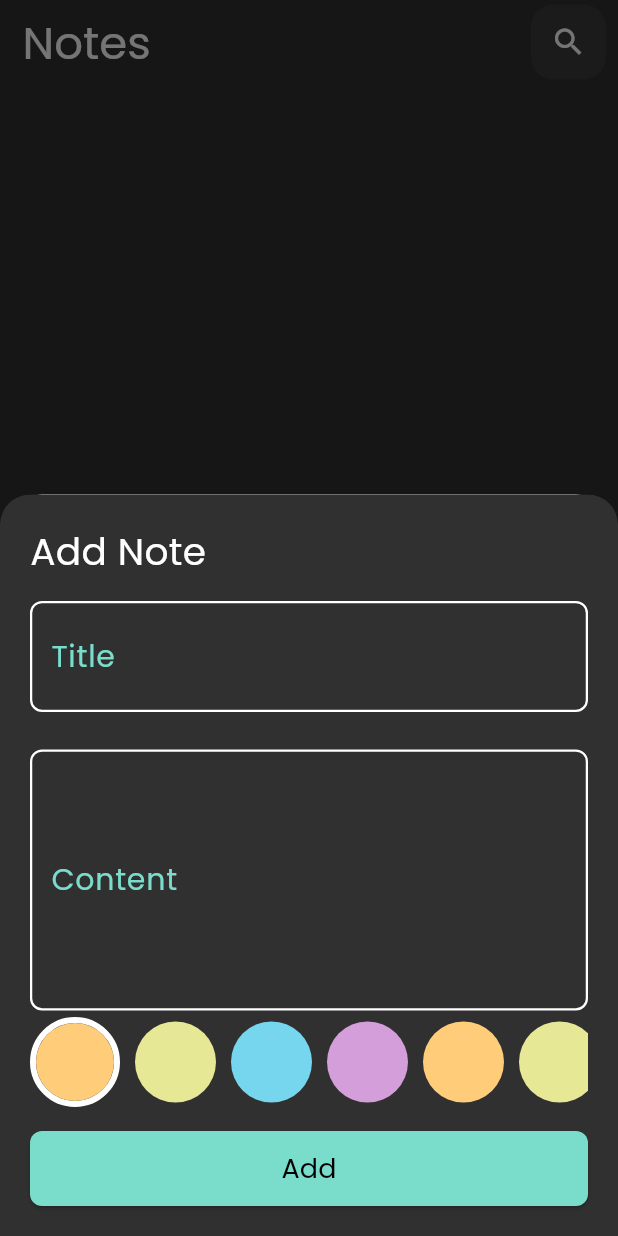
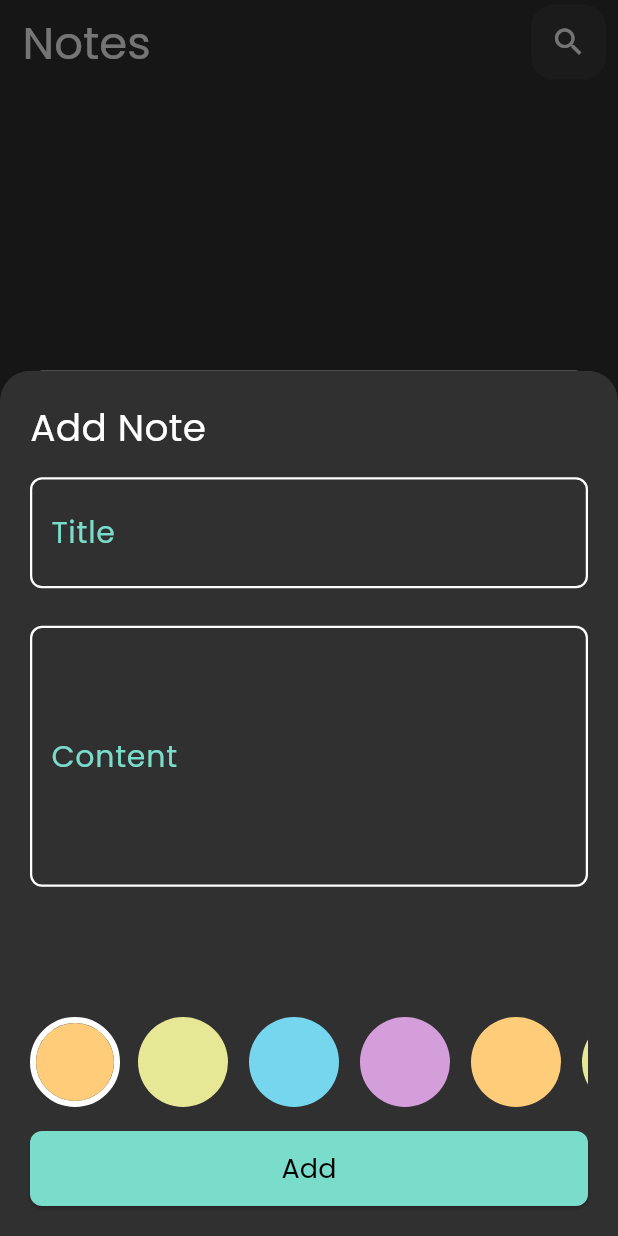
Before and after one commit to Hazem2911/notes_app, a Flutter app: the screen it shows after launch, after a tap on the "add" icon, on a phone screen of 412 x 824 dp. Run offline on Flutter 3.47's test engine with Material 3 defaults, Android fonts, the phone set to English and light mode, and no system bars; drawn by our look-alikes of modal_progress_hud_nsn; our stand-ins replace bloc, flutter_bloc, hive, hive_flutter; accounts and stored records are empty.

Commit message:
Added screenshots - finished the App

```diff
--- a/lib/Widgets/Modal.dart
+++ b/lib/Widgets/Modal.dart
@@ -32,9 +32,9 @@ class _DraggableScrollableModalSheetState
       ],
       child: DraggableScrollableSheet(
         expand: false,
-        initialChildSize: 0.6,
+        initialChildSize: 0.7,
         maxChildSize: 0.8,
-        minChildSize: 0.6,
+        minChildSize: 0.5,
         builder: (context, scrollController) {
           return BlocConsumer<AddNoteCubit, AddNoteStates>(
             listener: (context, state) {
--- a/lib/Widgets/colors_listView.dart
+++ b/lib/Widgets/colors_listView.dart
@@ -1,4 +1,6 @@
 import 'package:flutter/material.dart';
+import 'package:flutter_bloc/flutter_bloc.dart';
+import 'package:notes_app/cubits/add_note_cubit/add_note_cubit.dart';
 
 class ColorItem extends StatelessWidget {
   const ColorItem({super.key, required this.isActive, required this.color});
@@ -16,12 +18,12 @@ class ColorItem extends StatelessWidget {
               shape: BoxShape.circle,
               border: Border.all(color: Colors.white, width: 4),
             ),
-            child: CircleAvatar(radius: 27, backgroundColor: color),
+            child: CircleAvatar(radius: 32, backgroundColor: color),
           ),
         )
         : Padding(
           padding: const EdgeInsets.only(right: 10.0),
-          child: CircleAvatar(radius: 27, backgroundColor: color),
+          child: CircleAvatar(radius: 32, backgroundColor: color),
         );
   }
 }
@@ -56,9 +58,11 @@ class _ColorsListViewState extends State<ColorsListView> {
         return GestureDetector(
           onTap: () {
             currentIndex = index;
+
+            BlocProvider.of<AddNoteCubit>(context).color = colors[index];
+
             setState(() {});
           },
-
           child: ColorItem(
             isActive: currentIndex == index,
             color: colors[index],
--- a/lib/cubits/add_note_cubit/add_note_cubit.dart
+++ b/lib/cubits/add_note_cubit/add_note_cubit.dart
@@ -1,3 +1,5 @@
+import 'dart:ui';
+
 import 'package:hive_flutter/hive_flutter.dart';
 import 'package:notes_app/constants.dart';
 import 'package:notes_app/cubits/add_note_cubit/add_note_states.dart';
@@ -6,8 +8,10 @@ import 'package:notes_app/models/note_model.dart';
 
 class AddNoteCubit extends Cubit<AddNoteStates> {
   AddNoteCubit() : super(AddNoteInitial());
-
+  Color color = const Color(0xffba1200);
   addNote(NoteModel note) async {
+    // ignore: deprecated_member_use
+    note.color = color.value;
     emit(AddNoteLoadingState());
     try {
       var notesBox = Hive.box<NoteModel>(kNotesBox);
```
Also changed, not shown: lib/services/EditNote.dart (added), 3 other files.
